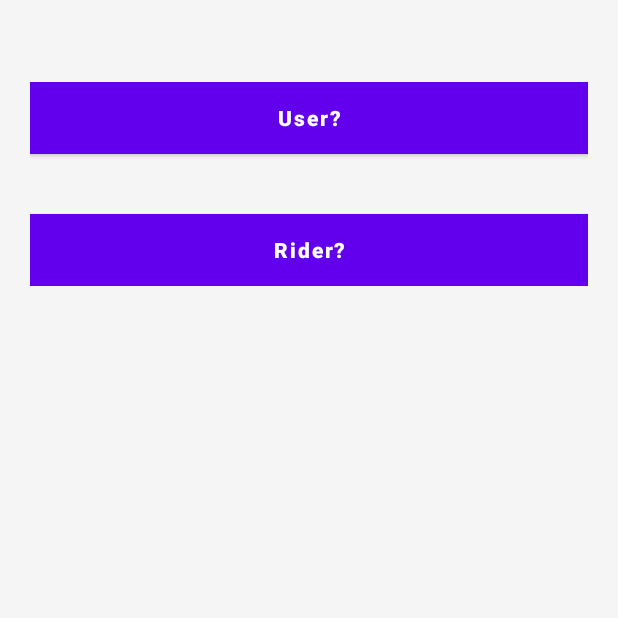
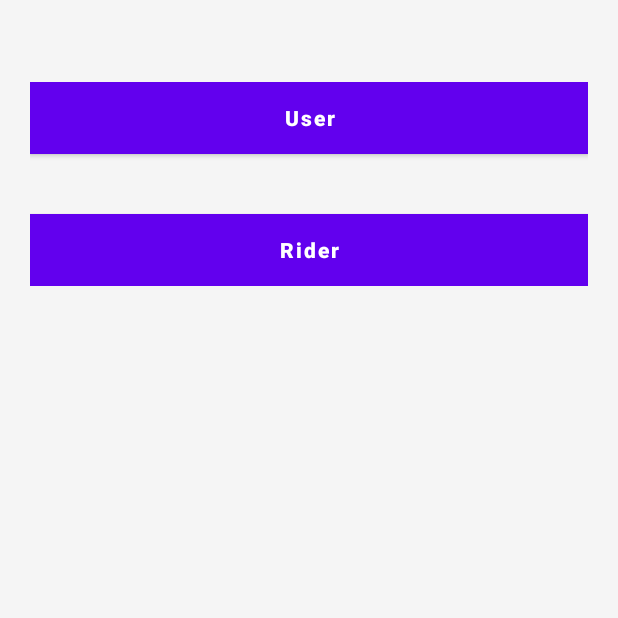
Before and after one commit to aliyura/dispatchbuddy-android, an Android app: the fragment WelcomeFragment shown on its own in the app's theme, on a phone screen of 412 x 824 dp, the part 501-1119 px from its top. Run offline under Robolectric (Android 15) with nearby library versions, the light colour scheme and no system bars.

Commit message:
made corrections on review

```diff
--- a/app/src/main/res/layout/fragment_login.xml
+++ b/app/src/main/res/layout/fragment_login.xml
@@ -47,7 +47,7 @@
                 <ImageView
                     android:layout_width="@dimen/width_42dp"
                     android:layout_height="@dimen/height_42dp"
-                    android:layout_marginEnd="8dp"
+                    android:layout_marginEnd="@dimen/margin_8dp"
                     android:src="@drawable/ic_logo"
                     />
                 <TextView
--- a/app/src/main/res/values/strings.xml
+++ b/app/src/main/res/values/strings.xml
@@ -3,8 +3,8 @@
     <!-- TODO: Remove or change this placeholder text -->
     <string name="hello_blank_fragment">Hello blank fragment</string>
     <string name="welcome_to_dispatchbuddy">Welcome to DispatchBuddy</string>
-    <string name="rider">Rider?</string>
-    <string name="user">User?</string>
+    <string name="rider">Rider</string>
+    <string name="user">User</string>
     <string name="dispatchbuddy">DispatchBuddy</string>
     <string name="email">Email</string>
     <string name="enter_your_email">Enter your email</string>
```
